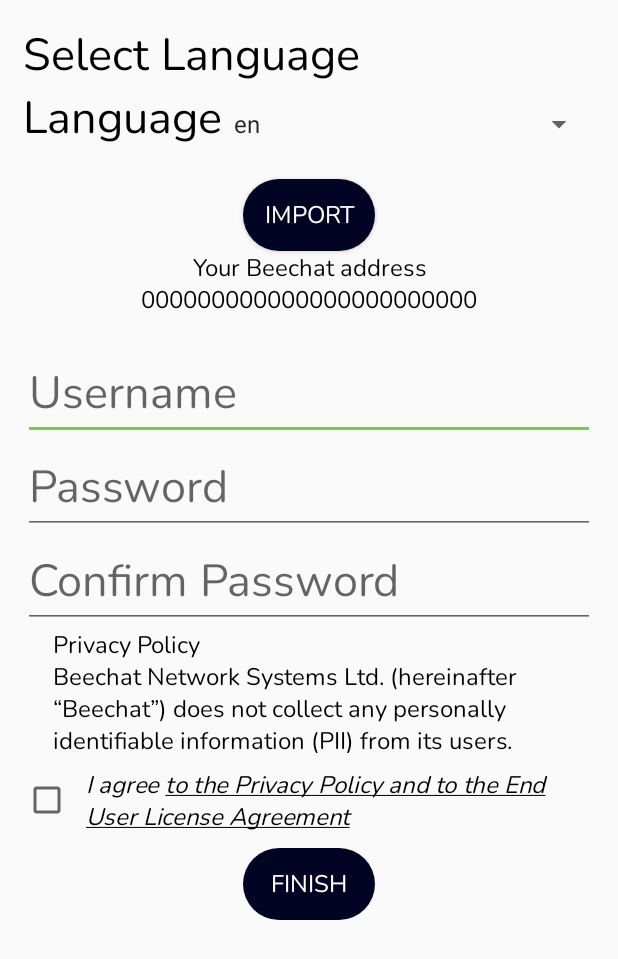
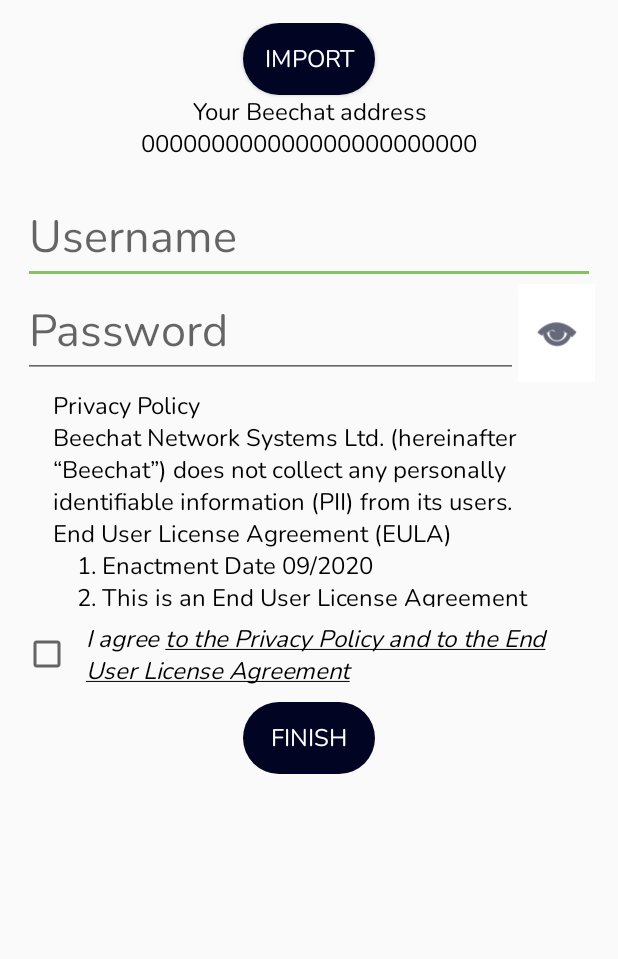
Before and after one commit to BeechatNetworkSystemsLtd/BeechatNetwork-Android, an Android app: the screen it shows after launch (WelcomeScreen), on a phone screen of 412 x 824 dp. Shown: the top 959 px of the screen. Run offline under Robolectric (Android 15) with nearby library versions, the phone set to English and light mode, and no system bars; libraries missing offline, so code that uses them is left out: net.sqlcipher.database; 13 statements that could not run were skipped.

Commit message:
Bug fixing and Russian added

```diff
--- a/BeechatNetwork/app/src/main/java/com/beechat/network/AddContactScreen.java
+++ b/BeechatNetwork/app/src/main/java/com/beechat/network/AddContactScreen.java
@@ -79,6 +79,9 @@ public class AddContactScreen extends AppCompatActivity {
                 ContactsScreen.contactXbeeAddress.add(selectedXbeeDevice);
                 ContactsScreen.onRefresh();
             } else {
+                if (MainScreen.userAddLock) {
+                    finish();
+                }
                 try {
                     SplashScreen.hasher.clear();
                     SplashScreen.hasher.update(SplashScreen.myGeneratedUserId, User.NODEID_SIZE);
@@ -87,6 +90,8 @@ public class AddContactScreen extends AppCompatActivity {
                     System.out.println("Exception: " + ex.getMessage());
                     ex.printStackTrace();
                 }
+                ContactsScreen.contactNames.add("Init ...");
+                ContactsScreen.onRefresh();
                 Message getDP = new Message(Packet.Type.DP_KEY, SplashScreen.randomHash);
                 try {
                     getDP.send(
--- a/BeechatNetwork/app/src/main/java/com/beechat/network/DatabaseHandler.java
+++ b/BeechatNetwork/app/src/main/java/com/beechat/network/DatabaseHandler.java
@@ -37,6 +37,10 @@ public class DatabaseHandler extends SQLiteOpenHelper {
     private static final String USERS_K_PRIVATE_KEY = "k_priv_key";
     private static final String USERS_K_PUBLIC_KEY = "k_pub_key";
     private static final String USERS_LOGO = "logo";
+
+    private static final String TABLE_BAUD = "baud";
+    private static final String BAUD_ID = "id";
+    private static final String BAUD_VALUE = "value";
 
     private static final String TABLE_CONTACTS = "contacts";
     private static final String CONTACTS_ID = "id";
@@ -98,10 +102,17 @@ public class DatabaseHandler extends SQLiteOpenHelper {
           + MESSAGES_XBEE_DEVICE_NUMBER_SENDER + " TEXT,"
           + MESSAGES_RECEIVER_ID + " TEXT," + MESSAGES_XBEE_DEVICE_NUMBER_RECEIVER + " TEXT," + MESSAGES_CONTENT + " TEXT" + ")";
 
+        String CREATE_BAUD_TABLE = "CREATE TABLE " + TABLE_BAUD + "("
+          + BAUD_ID + " INTEGER PRIMARY KEY,"
+          + BAUD_VALUE + " INTEGER"
+        + ")";
+
         db.execSQL(CREATE_SECRETS_TABLE);
         db.execSQL(CREATE_USERS_TABLE);
         db.execSQL(CREATE_CONTACTS_TABLE);
         db.execSQL(CREATE_MESSAGES_TABLE);
+        db.execSQL(CREATE_BAUD_TABLE);
+        db.execSQL("INSERT INTO " + TABLE_BAUD + "(" + BAUD_VALUE + ") VALUES(9600)");
     }
 
     /***
@@ -119,6 +130,7 @@ public class DatabaseHandler extends SQLiteOpenHelper {
         db.execSQL("DROP TABLE IF EXISTS " + TABLE_USERS);
         db.execSQL("DROP TABLE IF EXISTS " + TABLE_CONTACTS);
         db.execSQL("DROP TABLE IF EXISTS " + TABLE_MESSAGES);
+        db.execSQL("DROP TABLE IF EXISTS " + TABLE_BAUD);
         // Create tables again
         onCreate(db);
     }
@@ -134,7 +146,46 @@ public class DatabaseHandler extends SQLiteOpenHelper {
         db.delete(TABLE_USERS, null, null);
         db.delete(TABLE_CONTACTS, null, null);
         db.delete(TABLE_MESSAGES, null, null);
+        db.delete(TABLE_BAUD, null, null);
     }
+
+    /***
+     *  --- setBaud(int) ---
+     *  The function of adding a new baud value.
+     *
+     *  @param val A new value.
+     ***/
+    public Boolean setBaud(int val) {
+        SQLiteDatabase.loadLibs(mContext.getApplicationContext());
+        SQLiteDatabase db = this.getWritableDatabase(SECRET_KEY);
+
+        ContentValues contentValues = new ContentValues();
+        contentValues.put(BAUD_VALUE, val);
+
+        String where = "id=?";
+        String[] whereArgs = new String[] {new String("1")};
+        long result = db.update(TABLE_BAUD, contentValues, where, whereArgs);
+        return result != -1;
+    }
+
+    /***
+     *  --- getBaud(int) ---
+     *  The function of getting a new baud value.
+     ***/
+    public int getBaud() {
+        SQLiteDatabase.loadLibs(mContext.getApplicationContext());
+        SQLiteDatabase db = this.getReadableDatabase(SECRET_KEY);
+
+        int result = 9600;
+        String selectQuery = "SELECT * FROM " + TABLE_BAUD + " WHERE id = ?";
+        Cursor cursor = db.rawQuery(selectQuery, new String[]{new String("1")});
+
+        if (cursor.moveToFirst()) {
+            result = cursor.getInt(1);
+        }
+        return result;
+    }
+
 
     /***
      *  --- addKey(String, byte[]) ---
--- a/BeechatNetwork/app/src/main/java/com/beechat/network/Packet.java
+++ b/BeechatNetwork/app/src/main/java/com/beechat/network/Packet.java
@@ -57,10 +57,10 @@ public class Packet {
     }
 
     public static int getMaxLen() {
-        return 26;
+        return 24;
     }
 
-    public Packet(Type type, short num, short totalNumber, byte[] data, Blake3 hasher) {
+    public Packet(Type type, int num, int totalNumber, byte[] data, Blake3 hasher) {
         setData(type, num, totalNumber, data, hasher);
     }
 
@@ -120,7 +120,7 @@ public class Packet {
                           | ((data[9] & 0xFF) << 8)
                           | ((data[10] & 0xFF) << 0));
         this.data = new byte[len - 11];
-        System.arraycopy(data, 11, this.data, 0, len - 7);
+        System.arraycopy(data, 11, this.data, 0, len - 11);
         hasher.update(this.data, len - 11);
         if (!Arrays.equals(hasher.finalize(2), hash)) {
             return;
--- a/BeechatNetwork/app/src/main/java/com/beechat/network/SplashScreen.java
+++ b/BeechatNetwork/app/src/main/java/com/beechat/network/SplashScreen.java
@@ -125,7 +125,9 @@ public class SplashScreen extends AppCompatActivity {
 
         neo = db.getUser(extras.getString("key_usernameId"));
         myGeneratedUserId = Blake3.fromString(extras.getString("key_usernameId"));
-        myXbeeDevice = new XBeeDevice(this, BAUD_RATE);
+        int baud = db.getBaud();
+        BAUD_RATE = baud;
+        myXbeeDevice = new XBeeDevice(this, baud);
         myDPKey = neo.getDPubKey();
         myDSKey = neo.getDPrivKey();
         myKPKey = neo.getKPubKey();
--- a/BeechatNetwork/app/src/main/java/com/beechat/network/WelcomeScreen.java
+++ b/BeechatNetwork/app/src/main/java/com/beechat/network/WelcomeScreen.java
@@ -15,6 +15,7 @@ import android.widget.AdapterView;
 import android.widget.ArrayAdapter;
 import android.widget.Button;
 import android.widget.CheckBox;
+import android.widget.ImageButton;
 import android.widget.EditText;
 import android.widget.Spinner;
 import android.widget.TextView;
@@ -22,6 +23,7 @@ import android.widget.Toast;
 import android.net.Uri;
 import android.os.Build;
 import androidx.annotation.RequiresApi;
+import android.text.method.PasswordTransformationMethod;
 
 import androidx.annotation.Nullable;
 import androidx.appcompat.app.AppCompatActivity;
@@ -59,11 +61,11 @@ public class WelcomeScreen extends AppCompatActivity {
     // Variables
     Context context;
     Resources resources;
-    EditText password, passwordConfirm, logoName;
+    EditText password, logoName;
+    ImageButton hidePassButton;
     Button finishButton, importButton;
     CheckBox agreementCheckBox;
     TextView eulaTextView, userIdTextView;
-    Spinner languagesSpinner;
     String largeTextString;
     byte[] generatedUserId;
     byte[] generatedUserDPk;
@@ -74,12 +76,13 @@ public class WelcomeScreen extends AppCompatActivity {
     private SecretKeySpec secretKeySpec;
     int FILE_SELECT_CODE = 101;
     String path = null;
+    boolean passHide = false;
 
     // Constants
     String algorithm = "AES";
     String charsetNameISO = "ISO-8859-1";
     String charsetNameUTF = "UTF-8";
-    String[] languages = {"en", "es"};
+    String[] languages = {"en", "es", "de", "fr", "ru"};
     public static String language = "en";
 
     @Override
@@ -97,43 +100,14 @@ public class WelcomeScreen extends AppCompatActivity {
         userIdTextView = findViewById(R.id.textViewMyID);
         finishButton = findViewById(R.id.finishButton);
         importButton = findViewById(R.id.buttonImport);
+        hidePassButton = findViewById(R.id.hidePassButton);
         logoName = findViewById(R.id.logoName);
         password = findViewById(R.id.passwordOne);
-        passwordConfirm = findViewById(R.id.passwordTwo);
-        languagesSpinner = findViewById(R.id.languageSpinner);
 
-        ArrayAdapter<String> adapter = new ArrayAdapter(this, android.R.layout.simple_spinner_item, languages);
-        adapter.setDropDownViewResource(android.R.layout.simple_spinner_dropdown_item);
-
-        languagesSpinner.setAdapter(adapter);
-
-        AdapterView.OnItemSelectedListener itemSelectedListener = new AdapterView.OnItemSelectedListener() {
-            @Override
-            public void onItemSelected(AdapterView<?> parent, View view, int position, long id) {
-                language = (String) parent.getItemAtPosition(position);
-                if (language.equals("en")) {
-                    largeTextString = getStringFromRawRes(R.raw.eula_en);
-                } else largeTextString = getStringFromRawRes(R.raw.eula_es);
-
-                if (largeTextString != null) {
-                    eulaTextView.setText(largeTextString);
-                } else {
-                    eulaTextView.setText(R.string.eulaEmpty);
-                }
-            }
-
-            @Override
-            public void onNothingSelected(AdapterView<?> parent) {
-            }
-        };
-
-        languagesSpinner.setOnItemSelectedListener(itemSelectedListener);
-
-        language = languagesSpinner.getSelectedItem().toString();
-        context = LocaleHelper.setLocale(WelcomeScreen.this, language);
+        context = LocaleHelper.setLocale(WelcomeScreen.this, "en");
         resources = context.getResources();
 
-        if (language.equals("en")) {
+        if (true) {
             largeTextString = getStringFromRawRes(R.raw.eula_en);
         } else largeTextString = getStringFromRawRes(R.raw.eula_es);
 
@@ -184,6 +158,19 @@ public class WelcomeScreen extends AppCompatActivity {
             }
         });
 
+        hidePassButton.setOnClickListener(new View.OnClickListener() {
+            @Override
+            public void onClick(View view) {
+                if (passHide) {
+                    password.setTransformationMethod(new PasswordTransformationMethod());
+                } else {
+                    password.setTransformationMethod(null);
+                }
+                passHide = !passHide;
+            }
+        });
+
+
         agreementCheckBox = findViewById(R.id.agreementCheckBox);
         agreementCheckBox.setOnCheckedChangeListener((buttonView, isChecked) -> finishButton.setEnabled(isChecked));
     }
@@ -213,15 +200,25 @@ public class WelcomeScreen extends AppCompatActivity {
     private void createAccount() {
         String logo = logoName.getText().toString();
         String pass = password.getText().toString();
-        String passConfirm = passwordConfirm.getText().toString();
+        byte[] passHash = null;
 
-        if (passConfirm.equals("") || pass.equals(""))
-            Toast.makeText(WelcomeScreen.this, "Please enter all the fields!", Toast.LENGTH_SHORT).show();
-        else {
-            if (pass.equals(passConfirm)) {
-                Boolean checkUser = DB.checkUsername(Blake3.toString(generatedUserId));
-                if (!checkUser) {
-                    byte[] passHash = null;
+        if (pass.equals("")) {
+            Toast.makeText(
+                WelcomeScreen.this
+              , "Please enter all the fields!"
+              , Toast.LENGTH_SHORT
+            ).show();
+            return;
+        }
+        if (DB.checkUsername(Blake3.toString(generatedUserId))) {
+            Toast.makeText(
+                WelcomeScreen.this
+              , "User already exists! Please Sign in!"
+              , Toast.LENGTH_SHORT
+            ).show();
+            return;
+        }
+
         try {
             Blake3 hasher = new Blake3();
             hasher.update(pass.getBytes(), pass.length());
@@ -239,23 +236,24 @@ public class WelcomeScreen extends AppCompatActivity {
           , generatedUserKSk
           , logo
         );
-                    Boolean insert = DB.addUser(neo);
-                    if (insert) {
-                        Toast.makeText(WelcomeScreen.this, "Registered successfully!", Toast.LENGTH_SHORT).show();
+
+        if (DB.addUser(neo) == false) {
+            Toast.makeText(
+                WelcomeScreen.this
+              , "Registration failed!"
+              , Toast.LENGTH_SHORT
+            ).show();
+            return;
+        }
+
+        Toast.makeText(
+            WelcomeScreen.this
+          , "Registered successfully!"
+          , Toast.LENGTH_SHORT
+        ).show();
         Intent intent = new Intent(WelcomeScreen.this, SplashScreen.class);
         intent.putExtra("key_usernameId", Blake3.toString(generatedUserId));
         startActivity(intent);
-
-                    } else {
-                        Toast.makeText(WelcomeScreen.this, "Registration failed!", Toast.LENGTH_SHORT).show();
-                    }
-                } else {
-                    Toast.makeText(WelcomeScreen.this, "User already exists! Please Sign in!", Toast.LENGTH_SHORT).show();
-                }
-            } else {
-                Toast.makeText(WelcomeScreen.this, "Passwords not matching", Toast.LENGTH_SHORT).show();
-            }
-        }
     }
 
     /***
--- a/BeechatNetwork/app/src/main/res/layout/log_in_screen.xml
+++ b/BeechatNetwork/app/src/main/res/layout/log_in_screen.xml
@@ -24,6 +24,7 @@
             android:layout_marginTop="20dp"
             android:fontFamily="@font/nunito_regular"
             android:hint="@string/passwordLabel"
+            android:inputType="textPassword"
             android:textColor="@android:color/black"
             android:textSize="30sp" />
 
--- a/BeechatNetwork/app/src/main/res/layout/splash_screen.xml
+++ b/BeechatNetwork/app/src/main/res/layout/splash_screen.xml
@@ -29,7 +29,7 @@
             android:layout_width="wrap_content"
             android:layout_height="wrap_content"
             android:gravity="center"
-            android:text="Connect to the device by clicking on the Request button" />
+            android:text="@string/splashMainLabel" />
     </LinearLayout>
 
     <Button
@@ -37,7 +37,7 @@
         android:layout_width="wrap_content"
         android:layout_height="wrap_content"
         android:layout_marginTop="104dp"
-        android:text="Skip"
+        android:text="@string/splashSkipButton"
         app:layout_constraintEnd_toEndOf="parent"
         app:layout_constraintHorizontal_bias="0.498"
         app:layout_constraintStart_toStartOf="parent"
@@ -48,7 +48,7 @@
         android:layout_width="wrap_content"
         android:layout_height="wrap_content"
         android:layout_marginBottom="24dp"
-        android:text="Request permisions"
+        android:text="@string/splashReqButton"
         app:layout_constraintBottom_toTopOf="@+id/buttonSkip"
         app:layout_constraintEnd_toEndOf="parent"
         app:layout_constraintHorizontal_bias="0.497"
--- a/BeechatNetwork/app/src/main/res/layout/welcome_screen.xml
+++ b/BeechatNetwork/app/src/main/res/layout/welcome_screen.xml
@@ -1,5 +1,6 @@
 <?xml version="1.0" encoding="utf-8"?>
 <androidx.constraintlayout.widget.ConstraintLayout xmlns:android="http://schemas.android.com/apk/res/android"
+    xmlns:app="http://schemas.android.com/apk/res-auto"
     xmlns:tools="http://schemas.android.com/tools"
     android:layout_width="match_parent"
     android:layout_height="match_parent">
@@ -10,40 +11,6 @@
         android:layout_height="match_parent"
         android:orientation="vertical"
         android:padding="15dp">
-
-        <TextView
-            android:id="@+id/SelectLanguageTextView"
-            android:layout_width="wrap_content"
-            android:layout_height="wrap_content"
-            android:fontFamily="@font/nunito_regular"
-            android:text="@string/selectLanguageLabel"
-            android:textColor="@android:color/black"
-            android:textSize="30sp" />
-
-        <LinearLayout
-            android:layout_width="match_parent"
-            android:layout_height="wrap_content"
-            android:layout_marginBottom="20dp"
-            android:orientation="horizontal">
-
-            <TextView
-                android:id="@+id/languageTextView"
-                android:layout_width="wrap_content"
-                android:layout_height="wrap_content"
-                android:fontFamily="@font/nunito_regular"
-                android:text="@string/languageLabel"
-                android:textColor="@android:color/black"
-                android:textSize="30sp" />
-
-            <Spinner
-                android:id="@+id/languageSpinner"
-                android:layout_width="fill_parent"
-                android:layout_height="wrap_content"
-                android:drawSelectorOnTop="true"
-                android:fontFamily="@font/nunito_regular"
-                android:textColor="@android:color/black"
-                android:textSize="30sp" />
-        </LinearLayout>
 
         <Button
             android:id="@+id/buttonImport"
@@ -80,28 +47,36 @@
             android:textColor="@android:color/black"
             android:textSize="30sp" />
 
+        <LinearLayout
+            android:layout_width="match_parent"
+            android:layout_height="70dp"
+            android:orientation="horizontal">
+
             <EditText
                 android:id="@+id/passwordOne"
-            android:layout_width="match_parent"
+                android:layout_width="330dp"
                 android:layout_height="wrap_content"
                 android:fontFamily="@font/nunito_regular"
                 android:hint="@string/passwordLabel"
+                android:inputType="textPassword"
                 android:textColor="@android:color/black"
                 android:textSize="30sp" />
 
-        <EditText
-            android:id="@+id/passwordTwo"
-            android:layout_width="match_parent"
-            android:layout_height="wrap_content"
-            android:fontFamily="@font/nunito_regular"
-            android:hint="@string/confirm_passwordLabel"
-            android:textColor="@android:color/black"
-            android:textSize="30sp" />
+            <ImageButton
+                android:id="@+id/hidePassButton"
+                android:layout_width="wrap_content"
+                android:layout_height="65dp"
+                android:layout_weight="1"
+                android:background="@color/colorAccent"
+                android:focusable="auto"
+                android:tint="@color/active"
+                app:srcCompat="@android:drawable/ic_menu_view" />
+        </LinearLayout>
 
         <TextView
             android:id="@+id/textViewEULA"
             android:layout_width="match_parent"
-            android:layout_height="83dp"
+            android:layout_height="145dp"
             android:fontFamily="@font/nunito_regular"
             android:isScrollContainer="true"
             android:paddingHorizontal="20dp"
--- a/BeechatNetwork/app/src/main/res/values/array.xml
+++ b/BeechatNetwork/app/src/main/res/values/array.xml
@@ -3,5 +3,8 @@
     <string-array name="items">
         <item>en</item>
         <item>es</item>
+        <item>fr</item>
+        <item>de</item>
+        <item>ru</item>
     </string-array>
 </resources>
```
Also changed, not shown: BeechatNetwork/app/src/main/java/com/beechat/network/MainScreen.java (+11 -2 lines), BeechatNetwork/app/src/main/java/com/beechat/network/Message.java (+4 -4 lines), BeechatNetwork/app/src/main/java/com/beechat/network/SettingsScreen.java (+24 -16 lines), BeechatNetwork/app/src/main/res/layout/edit_contact_screen.xml (+10 -8 lines), BeechatNetwork/app/src/main/res/layout/settings_screen.xml (+2 -25 lines), BeechatNetwork/app/src/main/res/values/strings.xml (+9 -0 lines), 4 other files. Lines whose indentation alone changed are shown as unchanged.
